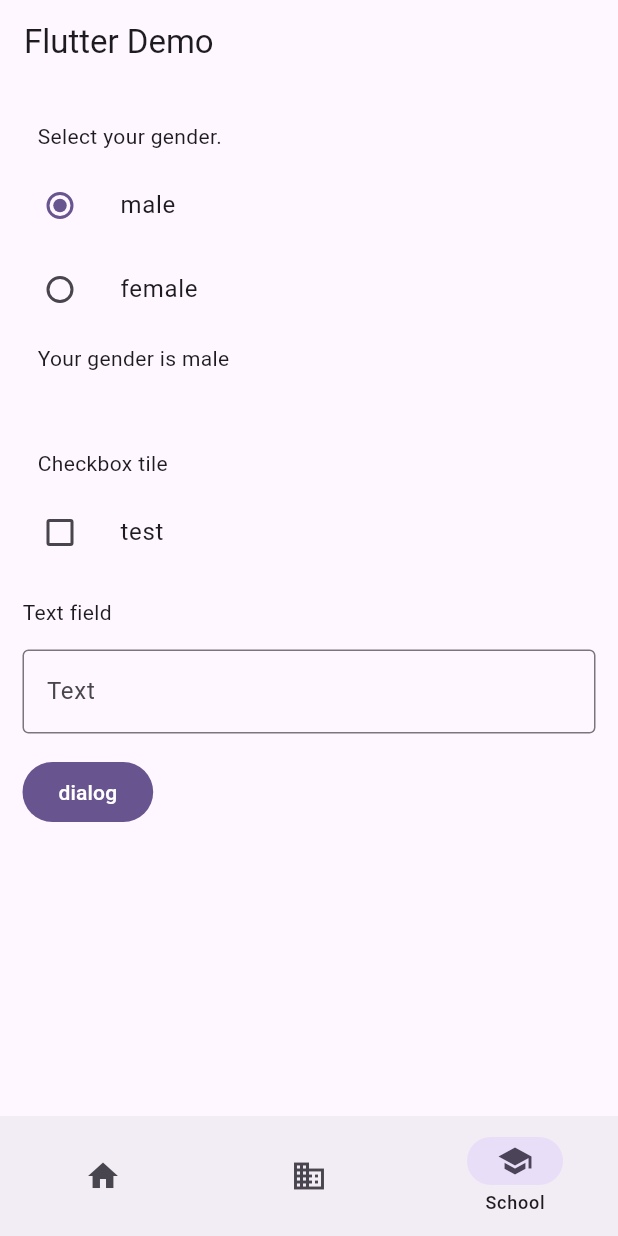
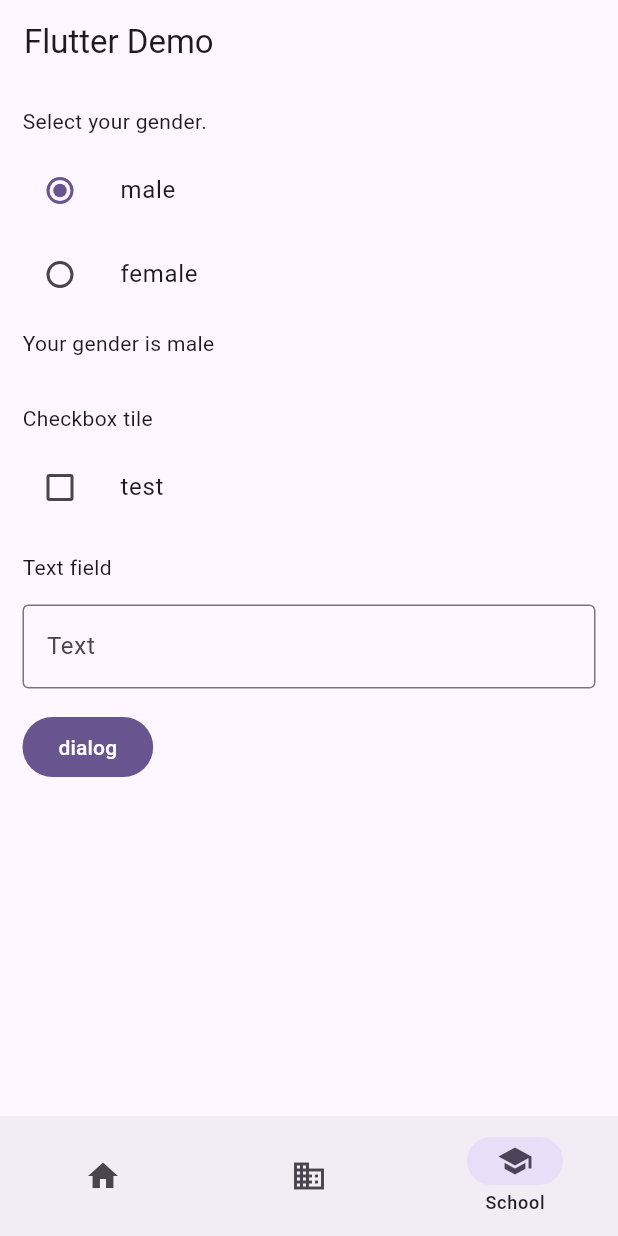
Before and after one commit to QwQ3094/test, a Flutter app: the screen it shows after launch, item 3 of the bottom bar chosen, on a phone screen of 412 x 824 dp. Run offline on Flutter 3.47's test engine with Material 3 defaults, Android fonts, the phone set to English and light mode, and no system bars; drawn by our look-alikes of dynamic_color.

Commit message:
fix dp padding

```diff
--- a/lib/school.dart
+++ b/lib/school.dart
@@ -60,7 +60,7 @@ class _SchoolScreenState extends State<SchoolScreen> {
       crossAxisAlignment: CrossAxisAlignment.start,
       children: [
         Padding(
-          padding: const EdgeInsets.fromLTRB(25, 25, 25, 8),
+          padding: const EdgeInsets.fromLTRB(15, 15, 15, 8),
           child: const Text('Select your gender.'),
         ),
         ListTile(
@@ -80,12 +80,12 @@ class _SchoolScreenState extends State<SchoolScreen> {
           title: const Text('female'),
         ),
         Padding(
-          padding: const EdgeInsets.fromLTRB(25, 8, 25, 25),
+          padding: const EdgeInsets.fromLTRB(15, 8, 15, 15),
           child: Text('Your gender is $_select'),
         ),
 
         Padding(
-          padding: const EdgeInsets.fromLTRB(25, 25, 25, 8),
+          padding: const EdgeInsets.fromLTRB(15, 15, 15, 8),
           child: const Text('Checkbox tile'),
         ),
 
```
